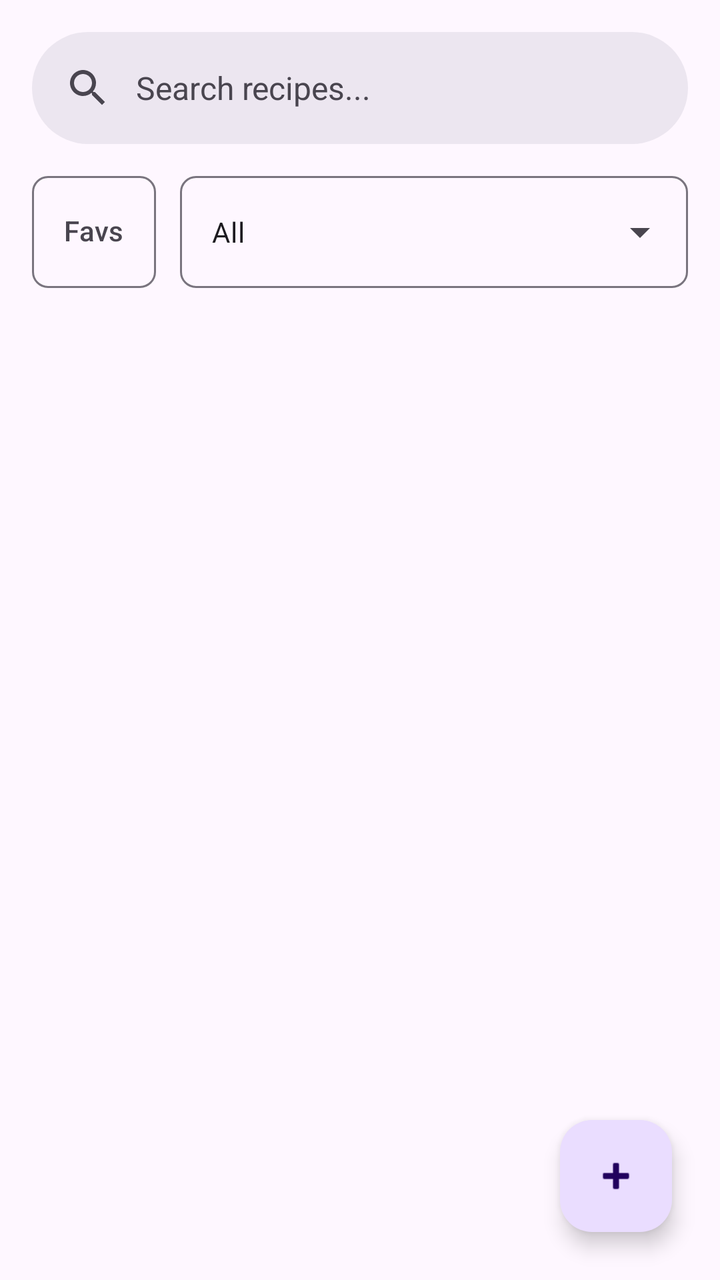
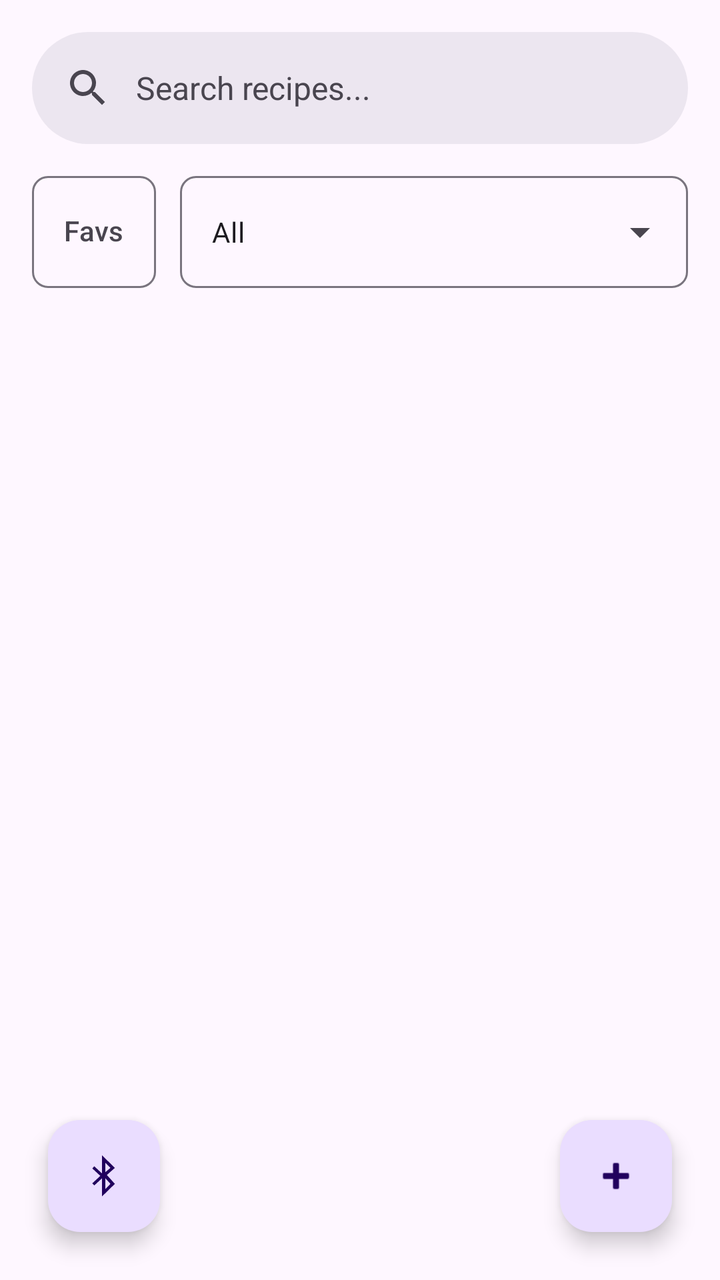

Two renders of the same Android screen: before a commit and after it. Below are the layout's source before the change and the commit's diff.
<!-- AndroidManifest.xml: application theme Theme.HandsFreeRecipeReader -->
<!-- res/layout/activity_main.xml -->
<?xml version="1.0" encoding="utf-8"?>
<androidx.coordinatorlayout.widget.CoordinatorLayout
    xmlns:android="http://schemas.android.com/apk/res/android"
    xmlns:app="http://schemas.android.com/apk/res-auto"
    xmlns:tools="http://schemas.android.com/tools"
    android:id="@+id/main"
    android:layout_width="match_parent"
    android:layout_height="match_parent"
    android:background="?attr/colorSurface"
    tools:context=".ui.MainActivity">

    <com.google.android.material.appbar.AppBarLayout
        android:id="@+id/app_bar_layout"
        android:layout_width="match_parent"
        android:layout_height="wrap_content"
        android:background="?attr/colorSurface"
        app:elevation="0dp">

        <com.google.android.material.search.SearchBar
            android:id="@+id/search_bar"
            android:layout_width="match_parent"
            android:layout_height="wrap_content"
            android:hint="Search recipes..."
            app:layout_scrollFlags="scroll" />

        <LinearLayout
            android:id="@+id/filters_layout"
            android:layout_width="match_parent"
            android:layout_height="wrap_content"
            android:orientation="horizontal"
            android:paddingHorizontal="16dp"
            android:paddingBottom="12dp"
            android:background="?attr/colorSurface"
            android:gravity="center_vertical"
            app:layout_scrollFlags="scroll">

            <com.google.android.material.chip.Chip
                android:id="@+id/chip_favorites"
                style="@style/Widget.Material3.Chip.Filter"
                android:layout_width="wrap_content"
                android:layout_height="56dp"
                app:chipMinHeight="56dp"
                app:chipCornerRadius="8dp"
                android:checkable="true"
                app:checkedIconVisible="false"
                app:chipIconVisible="false"
                android:text="Favs"
                android:textAppearance="@style/TextAppearance.Material3.LabelLarge" />

            <View
                android:layout_width="12dp"
                android:layout_height="0dp" />

            <com.google.android.material.textfield.TextInputLayout
                style="@style/Widget.Material3.TextInputLayout.OutlinedBox.ExposedDropdownMenu"
                android:layout_width="0dp"
                android:layout_height="56dp"
                android:layout_weight="1"
                app:hintEnabled="false"
                app:boxCornerRadiusTopStart="8dp"
                app:boxCornerRadiusTopEnd="8dp"
                app:boxCornerRadiusBottomStart="8dp"
                app:boxCornerRadiusBottomEnd="8dp">

                <AutoCompleteTextView
                    android:id="@+id/category_dropdown"
                    android:layout_width="match_parent"
                    android:layout_height="match_parent"
                    android:inputType="none"
                    android:text="All"
                    android:hint="Category"
                    android:paddingTop="0dp"
                    android:paddingBottom="0dp"
                    android:gravity="center_vertical"
                    android:textAppearance="@style/TextAppearance.Material3.BodyMedium" />

            </com.google.android.material.textfield.TextInputLayout>

        </LinearLayout>

    </com.google.android.material.appbar.AppBarLayout>

    <androidx.recyclerview.widget.RecyclerView
        android:id="@+id/recipes_recycler_view"
        android:layout_width="match_parent"
        android:layout_height="match_parent"
        android:clipToPadding="false"
        android:paddingBottom="88dp"
        app:layout_behavior="@string/appbar_scrolling_view_behavior"
        tools:listitem="@layout/recipe_item" />

    <com.google.android.material.floatingactionbutton.FloatingActionButton
        android:id="@+id/add_recipe"
        android:layout_width="wrap_content"
        android:layout_height="wrap_content"
        android:layout_gravity="bottom|end"
        android:layout_margin="24dp"
        android:contentDescription="Add new recipe"
        app:srcCompat="@android:drawable/ic_input_add" />

    <com.google.android.material.search.SearchView
        android:id="@+id/search_view"
        android:layout_width="match_parent"
        android:layout_height="match_parent"
        android:hint="Search recipes..."
        app:layout_anchor="@id/search_bar" />

</androidx.coordinatorlayout.widget.CoordinatorLayout>
<!-- res/layout/recipe_item.xml (included above) -->
<?xml version="1.0" encoding="utf-8"?>
<com.google.android.material.card.MaterialCardView
    xmlns:android="http://schemas.android.com/apk/res/android"
    xmlns:app="http://schemas.android.com/apk/res-auto"
    android:layout_width="match_parent"
    android:layout_height="wrap_content"
    android:layout_marginHorizontal="16dp"
    android:layout_marginVertical="8dp"
    app:cardCornerRadius="16dp"
    app:cardElevation="2dp">

    <RelativeLayout
        android:layout_width="match_parent"
        android:layout_height="wrap_content"
        android:padding="16dp">

        <LinearLayout
            android:layout_width="match_parent"
            android:layout_height="wrap_content"
            android:layout_toStartOf="@id/recipe_favorite"
            android:orientation="vertical">

            <TextView
                android:id="@+id/recipe_title"
                android:layout_width="match_parent"
                android:layout_height="wrap_content"
                android:textAppearance="@style/TextAppearance.Material3.TitleLarge" />

            <LinearLayout
                android:layout_width="match_parent"
                android:layout_height="wrap_content"
                android:layout_marginTop="8dp"
                android:gravity="center_vertical"
                android:orientation="horizontal">

                <TextView
                    android:id="@+id/recipe_category"
                    android:layout_width="wrap_content"
                    android:layout_height="wrap_content"
                    android:background="@drawable/category_badge_bg"
                    android:paddingHorizontal="8dp"
                    android:paddingVertical="4dp"
                    android:textAppearance="@style/TextAppearance.Material3.LabelMedium"
                    android:textColor="@color/white" />

                <View
                    android:layout_width="16dp"
                    android:layout_height="0dp" />

                <ImageView
                    android:layout_width="16dp"
                    android:layout_height="16dp"
                    android:contentDescription="Cooking time"
                    android:src="@android:drawable/ic_menu_recent_history"
                    app:tint="?attr/colorOnSurfaceVariant" />

                <TextView
                    android:id="@+id/recipe_time"
                    android:layout_width="wrap_content"
                    android:layout_height="wrap_content"
                    android:layout_marginStart="4dp"
                    android:textAppearance="@style/TextAppearance.Material3.BodyMedium" />

            </LinearLayout>

        </LinearLayout>

        <ImageButton
            android:id="@+id/recipe_favorite"
            android:layout_width="48dp"
            android:layout_height="48dp"
            android:layout_alignParentEnd="true"
            android:layout_centerVertical="true"
            android:background="?attr/selectableItemBackgroundBorderless"
            android:contentDescription="Toggle Favorite"
            android:src="@android:drawable/btn_star_big_off" />

    </RelativeLayout>

</com.google.android.material.card.MaterialCardView>
<!-- resources referenced by this layout -->
<resources>
  <color name="white">#FFFFFFFF</color>
  <!-- drawable category_badge_bg (drawable) -->
  <?xml version="1.0" encoding="utf-8"?>
  <shape xmlns:android="http://schemas.android.com/apk/res/android">
      <solid android:color="@color/purple_500" />
      <corners android:radius="12dp" />
  </shape>
  <style name="Theme.HandsFreeRecipeReader" parent="Base.Theme.HandsFreeRecipeReader" />
  <color name="purple_500">#FF6200EE</color>
  <style name="Base.Theme.HandsFreeRecipeReader" parent="Theme.Material3.DayNight.NoActionBar">
          
          
      </style>
</resources>

<!-- the commit's change to res/layout/activity_main.xml (unified diff, before → after) -->
@@ -98,6 +98,15 @@
         android:contentDescription="Add new recipe"
         app:srcCompat="@android:drawable/ic_input_add" />
 
+    <com.google.android.material.floatingactionbutton.FloatingActionButton
+        android:id="@+id/btn_receive_bluetooth"
+        android:layout_width="wrap_content"
+        android:layout_height="wrap_content"
+        android:layout_gravity="bottom|start"
+        android:layout_margin="24dp"
+        android:contentDescription="Receive recipe via Bluetooth"
+        app:srcCompat="@android:drawable/stat_sys_data_bluetooth" />
+
     <com.google.android.material.search.SearchView
         android:id="@+id/search_view"
         android:layout_width="match_parent"
